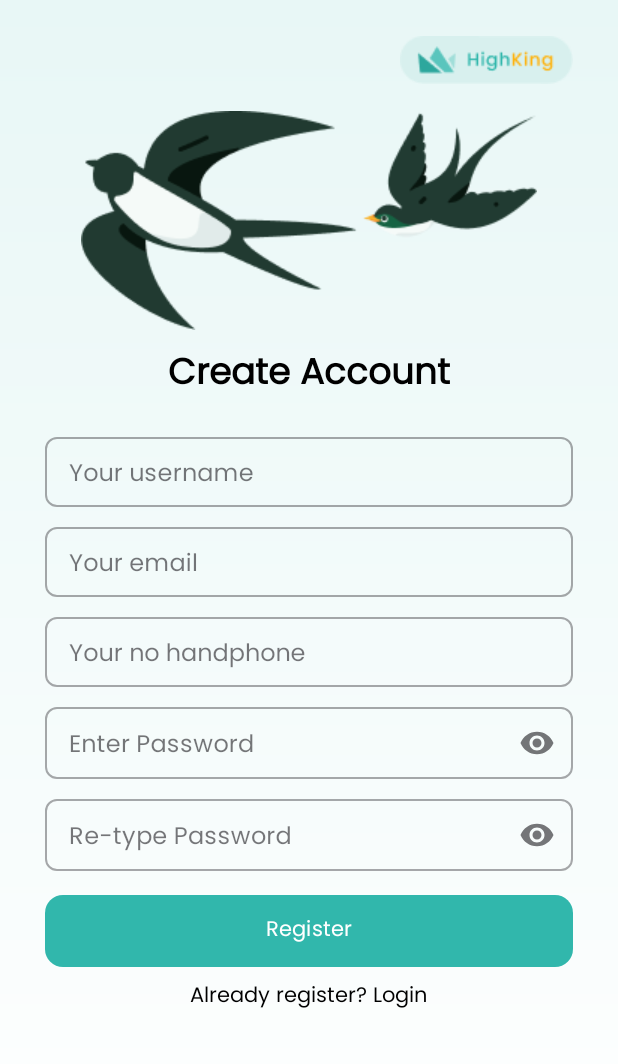
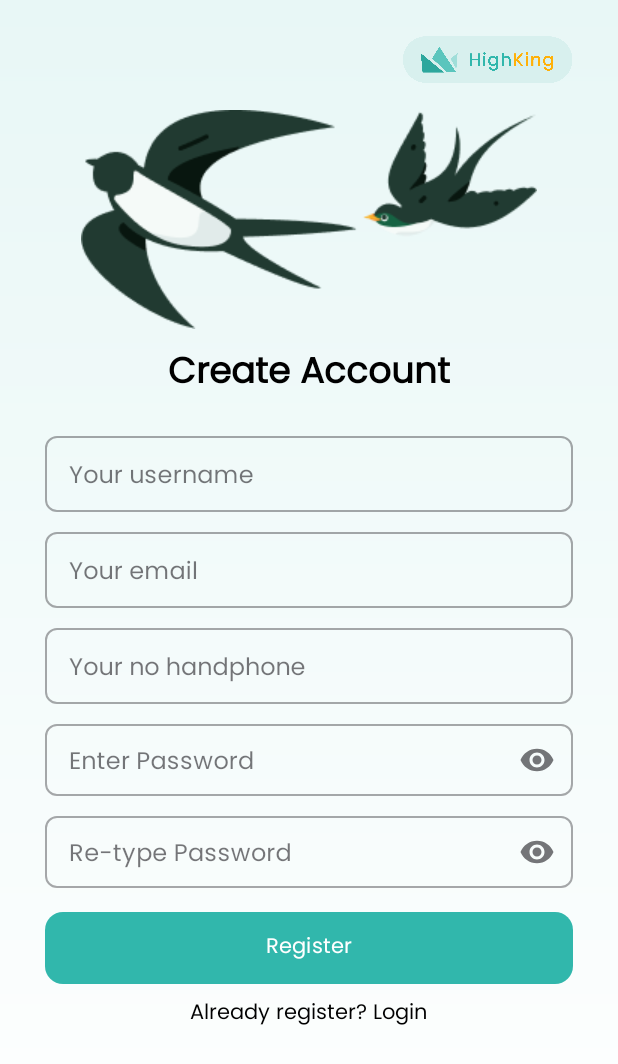
Before and after one commit to ENTS-H104/highking-mobile-app, an Android app: the RegisterFragment screen opened through its navigation route, on a phone screen of 412 x 824 dp. Shown: the top 1064 px of the screen. Run offline under Robolectric (Android 15) with nearby library versions, the phone set to English and light mode, and no system bars.

Commit message:
style: auth register and fix nav tripsadapter

```diff
--- a/app/src/main/java/com/entsh104/highking/ui/adapters/TripsAdapter.kt
+++ b/app/src/main/java/com/entsh104/highking/ui/adapters/TripsAdapter.kt
@@ -7,6 +7,7 @@ import android.widget.ImageButton
 import android.widget.ImageView
 import android.widget.TextView
 import androidx.navigation.findNavController
+import androidx.navigation.fragment.findNavController
 import androidx.recyclerview.widget.RecyclerView
 import com.entsh104.highking.R
 import com.entsh104.highking.ui.model.Trip
--- a/app/src/main/java/com/entsh104/highking/ui/splash/SplashScreenActivity.kt
+++ b/app/src/main/java/com/entsh104/highking/ui/splash/SplashScreenActivity.kt
@@ -19,7 +19,7 @@ class SplashScreenActivity : AppCompatActivity() {
 
         Looper.myLooper()?.let {
             Handler(it).postDelayed({
-                startActivity(Intent(this, CustActivity::class.java))
+                startActivity(Intent(this, AuthActivity::class.java))
                 finish()
             }, 2000)
         }
--- a/app/src/main/res/layout/fragment_auth_login.xml
+++ b/app/src/main/res/layout/fragment_auth_login.xml
@@ -11,8 +11,8 @@
 
     <ImageView
         android:id="@+id/logo"
-        android:layout_width="wrap_content"
-        android:layout_height="wrap_content"
+        android:layout_width="114dp"
+        android:layout_height="31dp"
         android:layout_alignParentTop="true"
         android:layout_alignParentEnd="true"
         android:layout_marginTop="8dp"
--- a/app/src/main/res/layout/fragment_auth_onboarding_1.xml
+++ b/app/src/main/res/layout/fragment_auth_onboarding_1.xml
@@ -10,7 +10,7 @@
     <ImageView
         android:id="@+id/logo"
         android:layout_width="90dp"
-        android:layout_height="wrap_content"
+        android:layout_height="50dp"
         android:layout_alignParentTop="true"
         android:layout_centerHorizontal="true"
         android:layout_marginTop="32dp"
--- a/app/src/main/res/layout/fragment_auth_onboarding_2.xml
+++ b/app/src/main/res/layout/fragment_auth_onboarding_2.xml
@@ -9,8 +9,8 @@
 
     <ImageView
         android:id="@+id/logo"
-        android:layout_width="70dp"
-        android:layout_height="wrap_content"
+        android:layout_width="90dp"
+        android:layout_height="50dp"
         android:layout_alignParentTop="true"
         android:layout_centerHorizontal="true"
         android:layout_marginTop="32dp"
--- a/app/src/main/res/layout/fragment_auth_onboarding_gate.xml
+++ b/app/src/main/res/layout/fragment_auth_onboarding_gate.xml
@@ -9,8 +9,8 @@
 
     <ImageView
         android:id="@+id/logo"
-        android:layout_width="70dp"
-        android:layout_height="wrap_content"
+        android:layout_width="90dp"
+        android:layout_height="50dp"
         android:layout_alignParentTop="true"
         android:layout_centerHorizontal="true"
         android:layout_marginTop="32dp"
--- a/app/src/main/res/layout/fragment_auth_register.xml
+++ b/app/src/main/res/layout/fragment_auth_register.xml
@@ -11,8 +11,8 @@
 
     <ImageView
         android:id="@+id/logo"
-        android:layout_width="wrap_content"
-        android:layout_height="wrap_content"
+        android:layout_width="114dp"
+        android:layout_height="31dp"
         android:layout_alignParentTop="true"
         android:layout_alignParentEnd="true"
         android:layout_marginTop="8dp"
@@ -61,7 +61,7 @@
             android:layout_width="match_parent"
             android:layout_height="wrap_content"
             android:inputType="text"
-            android:padding="10dp"/>
+            android:padding="12dp"/>
     </com.google.android.material.textfield.TextInputLayout>
 
     <com.google.android.material.textfield.TextInputLayout
@@ -83,7 +83,7 @@
             android:layout_width="match_parent"
             android:layout_height="wrap_content"
             android:inputType="textEmailAddress"
-            android:padding="10dp"/>
+            android:padding="12dp"/>
     </com.google.android.material.textfield.TextInputLayout>
 
     <com.google.android.material.textfield.TextInputLayout
@@ -105,7 +105,7 @@
             android:layout_width="match_parent"
             android:layout_height="wrap_content"
             android:inputType="phone"
-            android:padding="10dp"/>
+            android:padding="12dp"/>
     </com.google.android.material.textfield.TextInputLayout>
 
     <com.google.android.material.textfield.TextInputLayout
--- a/app/src/main/res/layout/fragment_auth_register_verification.xml
+++ b/app/src/main/res/layout/fragment_auth_register_verification.xml
@@ -11,8 +11,8 @@
 
     <ImageView
         android:id="@+id/logo"
-        android:layout_width="wrap_content"
-        android:layout_height="wrap_content"
+        android:layout_width="114dp"
+        android:layout_height="31dp"
         android:layout_alignParentTop="true"
         android:layout_alignParentEnd="true"
         android:layout_marginTop="8dp"
--- a/app/src/main/res/navigation/nav_graph_cust.xml
+++ b/app/src/main/res/navigation/nav_graph_cust.xml
@@ -12,6 +12,9 @@
         <action
             android:id="@+id/action_home_to_listTrip"
             app:destination="@id/nav_listTrip" />
+        <action
+            android:id="@+id/action_listTrip_to_detailTrip"
+            app:destination="@id/nav_detailTrip" />
     </fragment>
 
     <fragment
```
Also changed, not shown: app/src/main/res/drawable/iv_logo_bg.png, app/src/main/res/drawable/iv_logo_text_bg.png.
